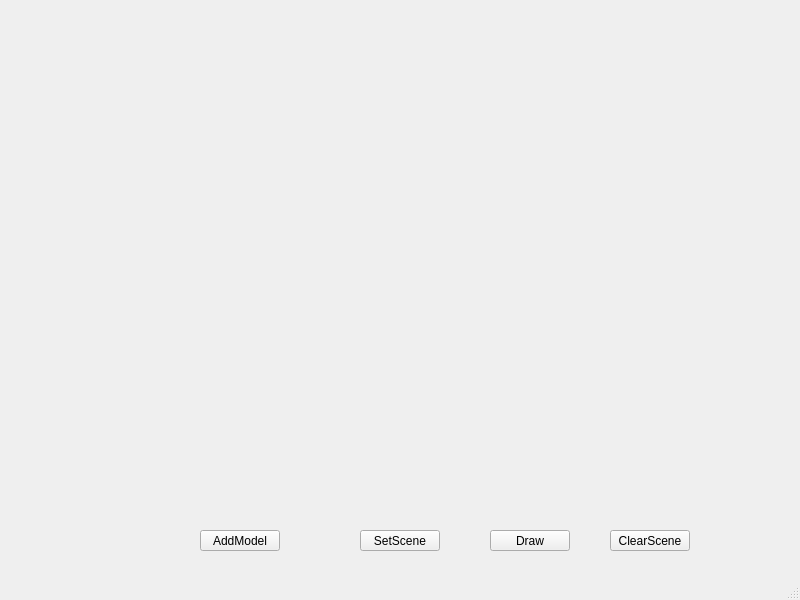
Qt form lab3/mainwindow.ui (Inlucker/OOP) before a commit.
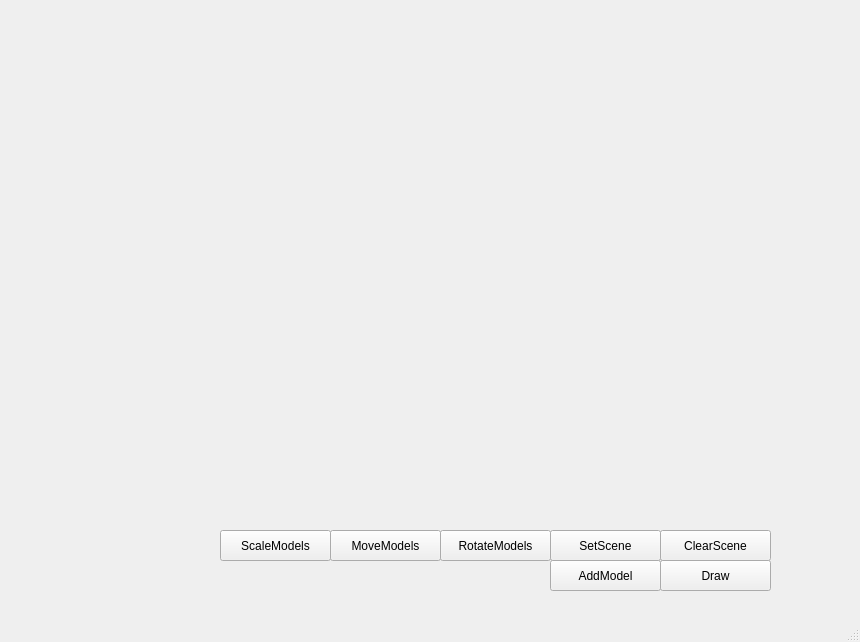
The same form after that commit.

Commit message: added transformModel cmd

The edit to the form file:
```diff
--- a/lab3/mainwindow.ui
+++ b/lab3/mainwindow.ui
@@ -6,8 +6,8 @@
    <rect>
     <x>0</x>
     <y>0</y>
-    <width>800</width>
-    <height>600</height>
+    <width>860</width>
+    <height>642</height>
    </rect>
   </property>
   <property name="windowTitle">
@@ -28,10 +28,10 @@
    <widget class="QPushButton" name="SetSceneBtn">
     <property name="geometry">
      <rect>
-      <x>360</x>
+      <x>550</x>
       <y>530</y>
-      <width>80</width>
-      <height>21</height>
+      <width>111</width>
+      <height>31</height>
      </rect>
     </property>
     <property name="text">
@@ -41,10 +41,10 @@
    <widget class="QPushButton" name="DrawBtn">
     <property name="geometry">
      <rect>
-      <x>490</x>
-      <y>530</y>
-      <width>80</width>
-      <height>21</height>
+      <x>660</x>
+      <y>560</y>
+      <width>111</width>
+      <height>31</height>
      </rect>
     </property>
     <property name="text">
@@ -54,10 +54,10 @@
    <widget class="QPushButton" name="ClearSceneBtn">
     <property name="geometry">
      <rect>
-      <x>610</x>
+      <x>660</x>
       <y>530</y>
-      <width>80</width>
-      <height>21</height>
+      <width>111</width>
+      <height>31</height>
      </rect>
     </property>
     <property name="text">
@@ -67,16 +67,55 @@
    <widget class="QPushButton" name="AddModelBtn">
     <property name="geometry">
      <rect>
-      <x>200</x>
-      <y>530</y>
-      <width>80</width>
-      <height>21</height>
+      <x>550</x>
+      <y>560</y>
+      <width>111</width>
+      <height>31</height>
      </rect>
     </property>
     <property name="text">
      <string>AddModel</string>
     </property>
    </widget>
+   <widget class="QPushButton" name="RotateModelBtn">
+    <property name="geometry">
+     <rect>
+      <x>440</x>
+      <y>530</y>
+      <width>111</width>
+      <height>31</height>
+     </rect>
+    </property>
+    <property name="text">
+     <string>RotateModels</string>
+    </property>
+   </widget>
+   <widget class="QPushButton" name="MoveModelBtn">
+    <property name="geometry">
+     <rect>
+      <x>330</x>
+      <y>530</y>
+      <width>111</width>
+      <height>31</height>
+     </rect>
+    </property>
+    <property name="text">
+     <string>MoveModels</string>
+    </property>
+   </widget>
+   <widget class="QPushButton" name="ScaleModelBtn">
+    <property name="geometry">
+     <rect>
+      <x>220</x>
+      <y>530</y>
+      <width>111</width>
+      <height>31</height>
+     </rect>
+    </property>
+    <property name="text">
+     <string>ScaleModels</string>
+    </property>
+   </widget>
   </widget>
   <widget class="QMenuBar" name="menubar">
    <property name="geometry">
```
Left out of the diff: 2 changed lines with no effect on the pictures. The commit also changes 32 other files.
